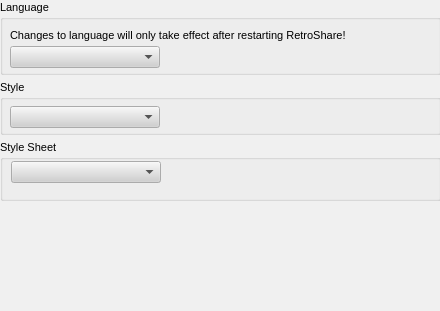
First picture: the form in retroshare-gui/src/gui/Preferences/AppearanceDialog.ui, repository RetroShare/RetroShare, before the edit.
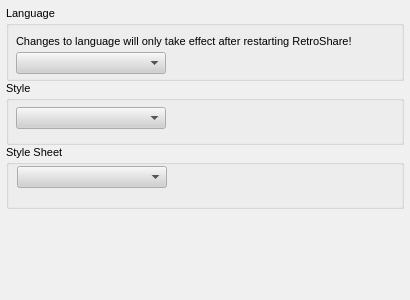
Second picture: the form after the edit.

Patch:
```diff
--- a/retroshare-gui/src/gui/Preferences/AppearanceDialog.ui
+++ b/retroshare-gui/src/gui/Preferences/AppearanceDialog.ui
@@ -5,8 +5,8 @@
    <rect>
     <x>0</x>
     <y>0</y>
-    <width>440</width>
-    <height>311</height>
+    <width>410</width>
+    <height>300</height>
    </rect>
   </property>
   <property name="palette" >
@@ -492,14 +492,32 @@
   <property name="contextMenuPolicy" >
    <enum>Qt::NoContextMenu</enum>
   </property>
+  <layout class="QGridLayout" >
+   <property name="leftMargin" >
+    <number>6</number>
+   </property>
+   <property name="topMargin" >
+    <number>6</number>
+   </property>
+   <property name="rightMargin" >
+    <number>6</number>
+   </property>
+   <property name="bottomMargin" >
+    <number>6</number>
+   </property>
+   <property name="horizontalSpacing" >
+    <number>0</number>
+   </property>
+   <property name="verticalSpacing" >
+    <number>0</number>
+   </property>
+   <item row="0" column="0" >
   <widget class="QGroupBox" name="grpLanguage" >
-   <property name="geometry" >
-    <rect>
-     <x>0</x>
-     <y>0</y>
-     <width>441</width>
+     <property name="minimumSize" >
+      <size>
+       <width>0</width>
      <height>75</height>
-    </rect>
+      </size>
    </property>
    <property name="contextMenuPolicy" >
     <enum>Qt::NoContextMenu</enum>
@@ -517,10 +535,22 @@
      </rect>
     </property>
     <layout class="QGridLayout" >
-     <property name="margin" >
+       <property name="leftMargin" >
       <number>0</number>
      </property>
-     <property name="spacing" >
+       <property name="topMargin" >
+        <number>0</number>
+       </property>
+       <property name="rightMargin" >
+        <number>0</number>
+       </property>
+       <property name="bottomMargin" >
+        <number>0</number>
+       </property>
+       <property name="horizontalSpacing" >
+        <number>6</number>
+       </property>
+       <property name="verticalSpacing" >
       <number>6</number>
      </property>
      <item row="0" column="1" >
@@ -583,14 +613,14 @@
     </property>
    </widget>
   </widget>
+   </item>
+   <item row="1" column="0" >
   <widget class="QGroupBox" name="grpStyle" >
-   <property name="geometry" >
-    <rect>
-     <x>0</x>
-     <y>80</y>
-     <width>441</width>
-     <height>55</height>
-    </rect>
+     <property name="minimumSize" >
+      <size>
+       <width>0</width>
+       <height>64</height>
+      </size>
    </property>
    <property name="contextMenuPolicy" >
     <enum>Qt::NoContextMenu</enum>
@@ -610,11 +640,23 @@
       <height>26</height>
      </rect>
     </property>
-    <layout class="QGridLayout" name="_2" >
-     <property name="margin" >
+      <layout class="QGridLayout" >
+       <property name="leftMargin" >
       <number>0</number>
      </property>
-     <property name="spacing" >
+       <property name="topMargin" >
+        <number>0</number>
+       </property>
+       <property name="rightMargin" >
+        <number>0</number>
+       </property>
+       <property name="bottomMargin" >
+        <number>0</number>
+       </property>
+       <property name="horizontalSpacing" >
+        <number>6</number>
+       </property>
+       <property name="verticalSpacing" >
       <number>6</number>
      </property>
      <item row="0" column="0" >
@@ -655,14 +697,14 @@
     </layout>
    </widget>
   </widget>
+   </item>
+   <item row="2" column="0" >
   <widget class="QGroupBox" name="groupBox" >
-   <property name="geometry" >
-    <rect>
-     <x>0</x>
-     <y>140</y>
-     <width>441</width>
-     <height>61</height>
-    </rect>
+     <property name="minimumSize" >
+      <size>
+       <width>0</width>
+       <height>64</height>
+      </size>
    </property>
    <property name="title" >
     <string>Style Sheet</string>
@@ -676,11 +718,23 @@
       <height>25</height>
      </rect>
     </property>
-    <layout class="QGridLayout" name="_3" >
-     <property name="margin" >
+      <layout class="QGridLayout" >
+       <property name="leftMargin" >
       <number>0</number>
      </property>
-     <property name="spacing" >
+       <property name="topMargin" >
+        <number>0</number>
+       </property>
+       <property name="rightMargin" >
+        <number>0</number>
+       </property>
+       <property name="bottomMargin" >
+        <number>0</number>
+       </property>
+       <property name="horizontalSpacing" >
+        <number>6</number>
+       </property>
+       <property name="verticalSpacing" >
       <number>6</number>
      </property>
      <item row="0" column="1" >
@@ -709,6 +763,21 @@
     </layout>
    </widget>
   </widget>
+   </item>
+   <item row="3" column="0" >
+    <spacer>
+     <property name="orientation" >
+      <enum>Qt::Vertical</enum>
+     </property>
+     <property name="sizeHint" >
+      <size>
+       <width>361</width>
+       <height>61</height>
+      </size>
+     </property>
+    </spacer>
+   </item>
+  </layout>
  </widget>
  <resources>
   <include location="../images.qrc" />
```
Left out of the diff: 6 changed lines with no effect on the pictures. Lines whose indentation alone changed are shown as unchanged.
